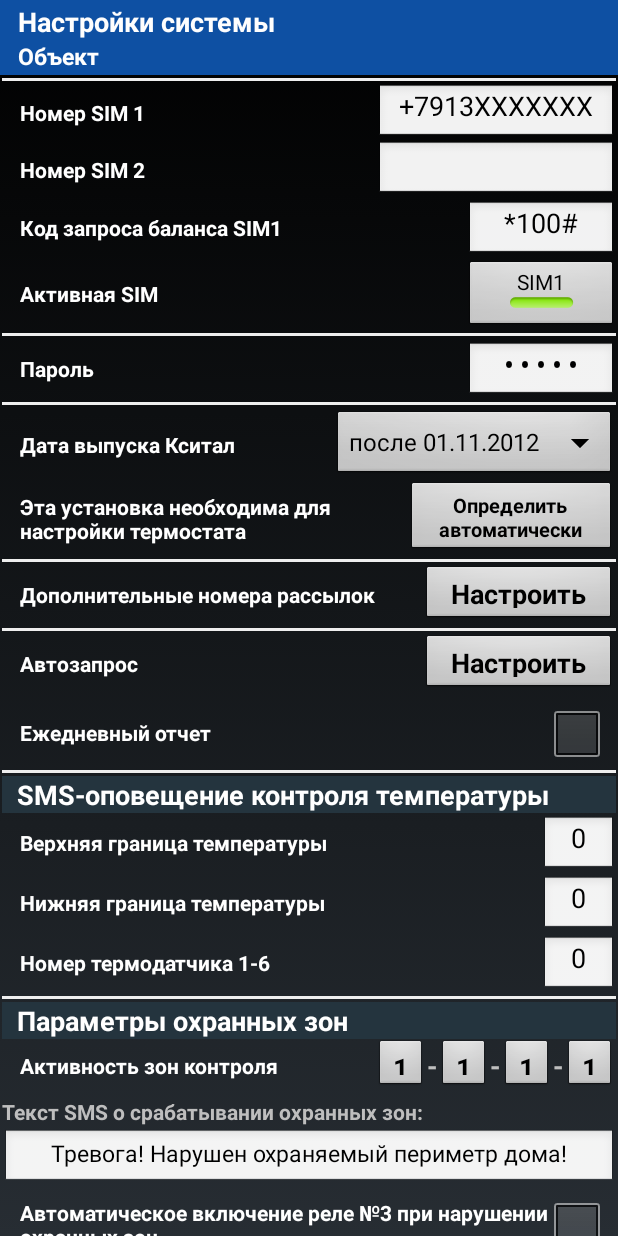
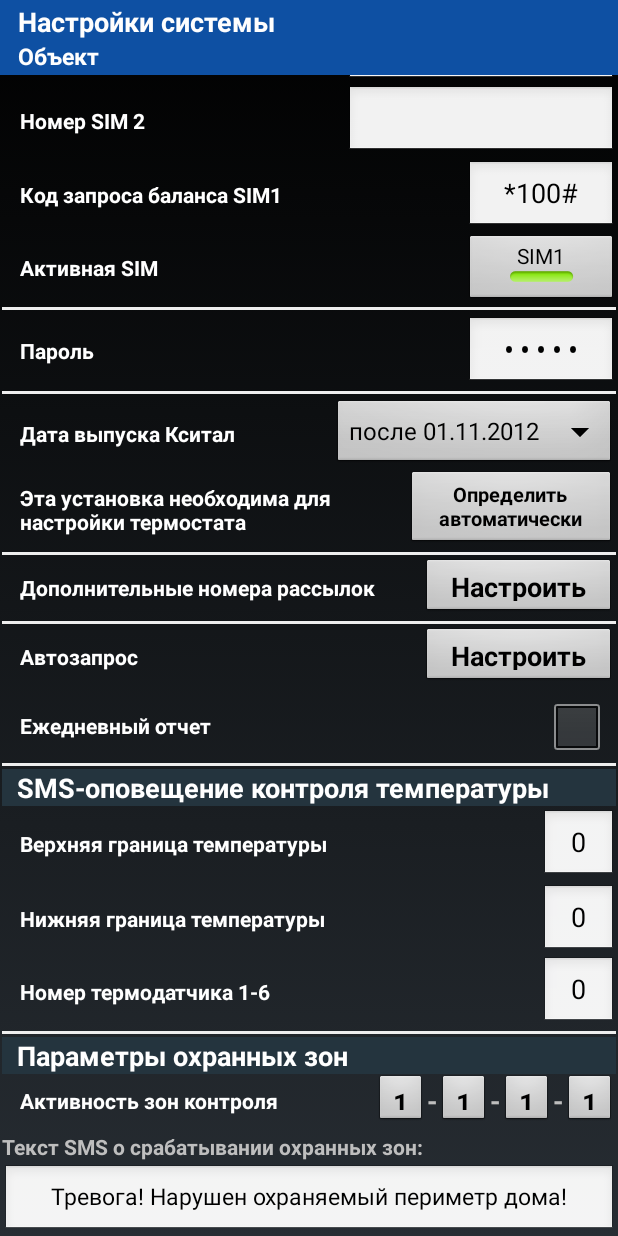
Before and after one commit to ifelsedeveloper/thermicsgsm, an Android app: the ConfigSystemActivity screen opened directly, with no data from a screen before it, on a phone screen of 412 x 824 dp. Run offline under Robolectric (Android 15) with nearby library versions, the phone set to English and light mode, and no system bars; our stand-ins replace Timber; libraries missing offline, so code that uses them is left out: com.crashlytics.android, io.fabric.sdk; 1 statement that could not run was skipped.

Commit message:
fixed bug with layout

```diff
--- a/ThermicsControl/thermicsControl/src/main/res/layout/activity_config_system.xml
+++ b/ThermicsControl/thermicsControl/src/main/res/layout/activity_config_system.xml
@@ -77,9 +77,10 @@
             	<EditText
             	    android:id="@+id/editTextPhoneNumber"
             	    android:layout_width="@dimen/width_phone_number"
-            	    android:layout_height="@dimen/height_edit_field"
+            	    android:layout_height="wrap_content"
             	    android:layout_alignParentRight="true"
             	    android:layout_marginLeft="10dp"
+					android:textSize="@dimen/size_button_text"
             	    android:ems="12"
             	    android:gravity="center_vertical|center_horizontal"
             	    android:inputType="phone"
@@ -96,16 +97,10 @@
         android:layout_width="fill_parent"
         android:layout_height="wrap_content">
 
-            <TextView
-            	    android:id="@+id/titleNumberPhone2"
-            	    android:text="@string/sim_number2"
-            	    android:layout_toLeftOf="@+id/editTextPhoneNumber2"
-            	    style="@style/TextViewConfigSubTitle" />
-
 			<EditText
             	    android:id="@+id/editTextPhoneNumber2"
             	    android:layout_width="@dimen/width_phone_number"
-            	    android:layout_height="@dimen/height_edit_field"
+            	    android:layout_height="wrap_content"
             	    android:layout_alignParentRight="true"
             	    android:layout_marginLeft="10dp"
             	    android:ems="12"
@@ -116,6 +111,14 @@
 					android:focusableInTouchMode="true">
 
             	</EditText>
+
+			<TextView
+                    android:id="@+id/titleNumberPhone2"
+                    android:text="@string/sim_number2"
+				style="@style/TextViewConfigSubTitle"
+				android:layout_centerVertical="true"
+				android:layout_alignParentLeft="true"
+				android:layout_alignParentStart="true" />
 
 		</RelativeLayout>
 
@@ -133,7 +136,7 @@
             	<EditText
             	    android:id="@+id/editTextCodeRequestBalans"
             	    android:layout_width="100dp"
-            	    android:layout_height="@dimen/height_edit_field"
+            	    android:layout_height="wrap_content"
             	    android:layout_alignParentRight="true"
             	    android:layout_marginLeft="10dp"
             	    android:layout_marginTop="2dp"
@@ -187,16 +190,10 @@
         android:layout_width="fill_parent"
         android:layout_height="wrap_content">
 
-            <TextView
-            	    android:id="@+id/titlePhonePIN"
-            	    android:layout_toLeftOf="@+id/editTextNumberPassword"
-            	    android:text="@string/sim_pin"
-            	    style="@style/TextViewConfigSubTitle" />
-
 			<EditText
             	    android:id="@+id/editTextNumberPassword"
             	    android:layout_width="100dp"
-            	    android:layout_height="@dimen/height_edit_field"
+            	    android:layout_height="wrap_content"
             	    android:layout_alignParentRight="true"
             	    android:layout_marginLeft="10dp"
             	    android:layout_marginTop="2dp"
@@ -211,6 +208,15 @@
 
             	</EditText>
 
+			<TextView
+                    android:id="@+id/titlePhonePIN"
+				android:text="@string/sim_pin"
+                    style="@style/TextViewConfigSubTitle"
+				android:layout_alignBaseline="@+id/editTextNumberPassword"
+				android:layout_alignBottom="@+id/editTextNumberPassword"
+				android:layout_alignParentLeft="true"
+				android:layout_alignParentStart="true" />
+
 		</RelativeLayout>
 		<View   android:id="@+id/firstDividerForVersion"
         		style="@style/ViewDeviderHorizontal" />
@@ -221,7 +227,7 @@
        <TextView
            android:id="@+id/textViewLabelDeviceVersions"
            android:layout_width="wrap_content"
-           android:layout_height="@dimen/height_edit_field"
+           android:layout_height="wrap_content"
            android:layout_alignParentLeft="true"
            android:layout_centerVertical="true"
            android:layout_toLeftOf="@+id/device_versions"
@@ -243,7 +249,7 @@
        <Button
             android:id="@+id/buttonRequestDevVerion"
             android:layout_width="140dp"
-            android:layout_height="50dp"
+            android:layout_height="wrap_content"
             android:gravity="center_vertical|center_horizontal"
             android:text="@string/detect_device_version"
             android:textSize="6pt"
@@ -363,7 +369,7 @@
             	<EditText
             	    android:id="@+id/editTextUpperBoundTmp"
             	    android:layout_width="@dimen/width_3dg_number"
-            	    android:layout_height="@dimen/height_edit_field"
+            	    android:layout_height="wrap_content"
             	    android:layout_alignParentRight="true"
             	    android:layout_marginLeft="10dp"
             	    android:layout_marginTop="2dp"
@@ -392,7 +398,7 @@
             	<EditText
             	    android:id="@+id/editTextLowerBoundTmp"
             	    android:layout_width="@dimen/width_3dg_number"
-            	    android:layout_height="@dimen/height_edit_field"
+            	    android:layout_height="wrap_content"
             	    android:layout_alignParentRight="true"
             	    android:layout_marginLeft="10dp"
             	    android:layout_marginTop="2dp"
@@ -421,16 +427,16 @@
 			 <EditText
                  android:id="@+id/editTextNumberSensorTMPSMS"
                  android:layout_width="@dimen/width_3dg_number"
-            	    android:layout_height="@dimen/height_edit_field"
-            	    android:layout_alignParentRight="true"
-            	    android:layout_marginLeft="10dp"
-            	    android:layout_marginTop="2dp"
+                 android:layout_height="wrap_content"
 				 android:ems="3"
                  android:gravity="center_vertical|center_horizontal"
                  android:inputType="number"
                  android:text="@string/default_number_sensortmp"
                  android:focusable="true"
-					android:focusableInTouchMode="true" >
+                 android:focusableInTouchMode="true"
+				 android:layout_alignParentTop="true"
+				 android:layout_alignParentRight="true"
+				 android:layout_alignParentEnd="true">
              </EditText>
 
 		 </RelativeLayout>
@@ -559,7 +565,7 @@
 		    android:gravity="center_vertical|center_horizontal"
 		    android:inputType="text"
 		    android:layout_width="fill_parent"
-            android:layout_height="@dimen/height_edit_field"
+            android:layout_height="wrap_content"
             android:layout_marginTop="2dp"
             android:text="@string/default_value_sms_alarm"
             android:textSize="7pt"
@@ -690,7 +696,7 @@
             	<EditText
             	    android:id="@+id/editTextSMSHead"
             	    android:layout_width="@dimen/width_phone_number"
-            	    android:layout_height="@dimen/height_edit_field"
+            	    android:layout_height="wrap_content"
             	    android:layout_alignParentRight="true"
             	    android:layout_marginLeft="10dp"
             	    android:gravity="center_vertical|center_horizontal"
--- a/ThermicsControl/thermicsControl/src/main/res/values/config_system.xml
+++ b/ThermicsControl/thermicsControl/src/main/res/values/config_system.xml
@@ -61,7 +61,7 @@
 	<string name="default_number_sensortmp">1</string>
 	<string name="default_number_sensortmp2">2</string>
 	<dimen name="width_3dg_number">50dp</dimen>
-	<dimen name="width_phone_number">160dp</dimen>
+	<dimen name="width_phone_number">180dp</dimen>
 	<dimen name = "height_send_button">40dp</dimen>
 	<string-array name="device_versions">
         <item>до 01.11.2011</item>
```
Also changed, not shown: 1 other file. Lines whose indentation alone changed are shown as unchanged.
